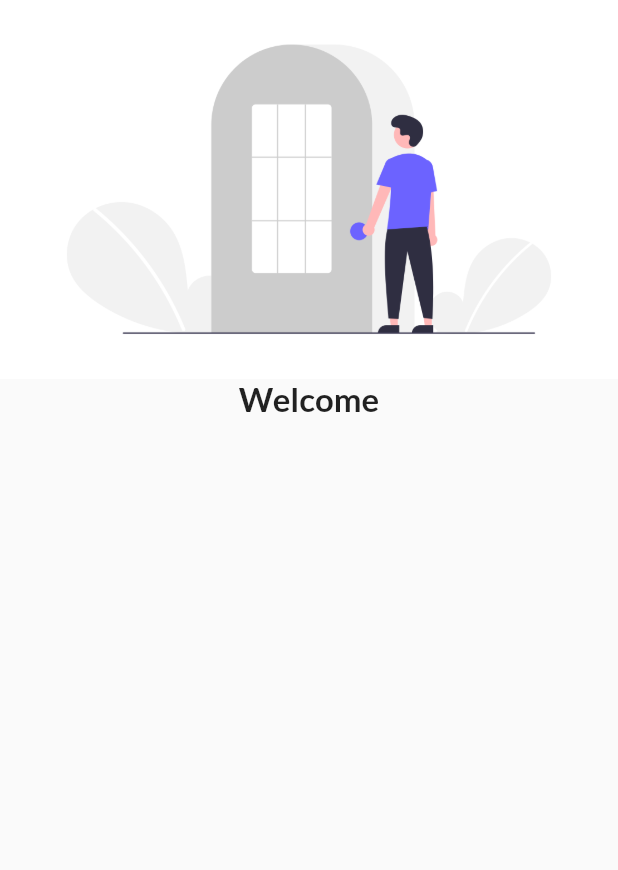
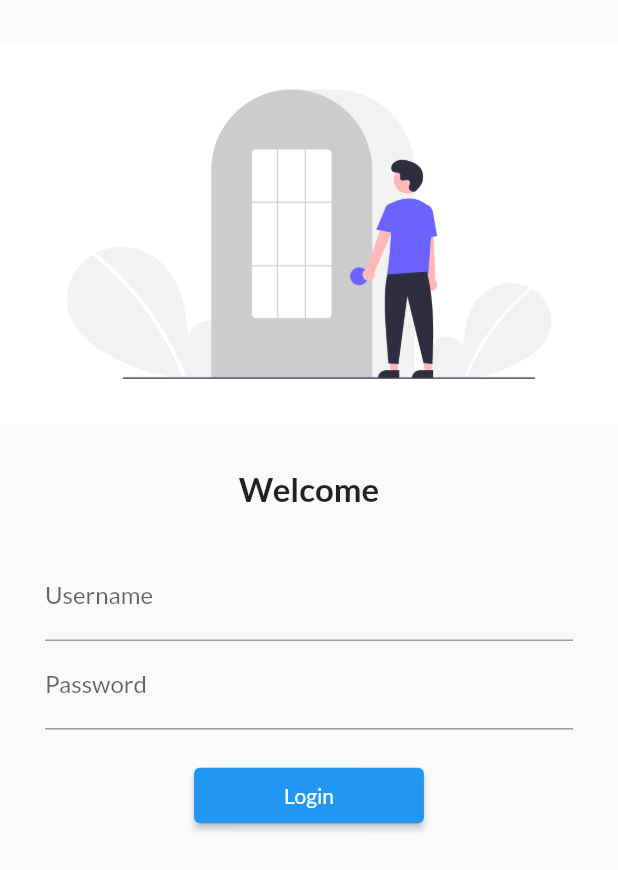
Before and after one commit to Rafay3198/Flutter-Lessons, a Flutter app: the screen it shows after launch, on a phone screen of 412 x 824 dp. Shown: the top 870 px of the screen. Run offline on Flutter 3.47's test engine with Material 2 defaults, Android fonts, the phone set to English and light mode, and no system bars; our stand-ins replace google_fonts.

Commit message:
Chapter-4 (Login Screen UI)

```diff
--- a/lib/Screens/Screens/Login.dart
+++ b/lib/Screens/Screens/Login.dart
@@ -6,19 +6,54 @@ class LoginScreen extends StatelessWidget {
 
   @override
   Widget build(BuildContext context) {
+  double screenWidth = MediaQuery.of(context).size.width;
+
     return Material(
       child: Column(
         children: [
-          Image.asset("assets/images/login.png",
-          fit: BoxFit.contain,
+          Padding(
+            padding: const EdgeInsets.symmetric(vertical: 30.0),
+            child: Image.asset("assets/images/login.png",
+            fit: BoxFit.contain,
+            ),
           ),
           Text("Welcome",
             style: TextStyle(
               fontWeight: FontWeight.bold,
               fontSize: 22,
-              fontFamily: GoogleFonts.lato().fontFamily
               ),
+          ),
+          Padding(
+            padding: const EdgeInsets.symmetric(vertical: 30, horizontal: 30),
+            child: Column(
+              children: [
+                TextFormField(
+              decoration: InputDecoration(
+                hintText: "Enter Username",
+                labelText: "Username"
+              ),
+            ),
+            TextFormField(
+              decoration: InputDecoration(
+                hintText: "Enter Password",
+                labelText: "Password",
+              ),
+              obscureText: true,
+            ),
+            SizedBox(
+              height: 20,
+            ),
+            ElevatedButton(
+              style: TextButton.styleFrom(
+                backgroundColor: Colors.blue,
+
+                padding: EdgeInsets.symmetric(vertical: 10, horizontal: 60)
+              ),
+              onPressed: () {}, child: Text("Login"))
+              ],
+            ),
           )
+
         ],
       )
     );
--- a/lib/main.dart
+++ b/lib/main.dart
@@ -1,4 +1,5 @@
 import 'package:flutter/material.dart';
+import 'package:google_fonts/google_fonts.dart';
 import 'package:taskers/Screens/Screens/HomeScreen.dart';
 import 'package:taskers/Screens/Screens/Login.dart';
 
@@ -11,9 +12,11 @@ class MyApp extends StatelessWidget {
   Widget build(BuildContext context) {
     return MaterialApp(
       debugShowCheckedModeBanner: false,
-      // theme: ThemeData(
-      //   // fontFamily: GoogleFonts.lato().fontFamily
-      // ),
+      theme: ThemeData(
+        fontFamily: GoogleFonts.lato().fontFamily,
+        primaryColor: Colors.purple,
+        // primarySwatch: Colors.purple
+      ),
       // home: LoginScreen(),
       // initialRoute: "/login",
       routes: {
```
Also changed, not shown: pubspec.lock, 2 other files.
